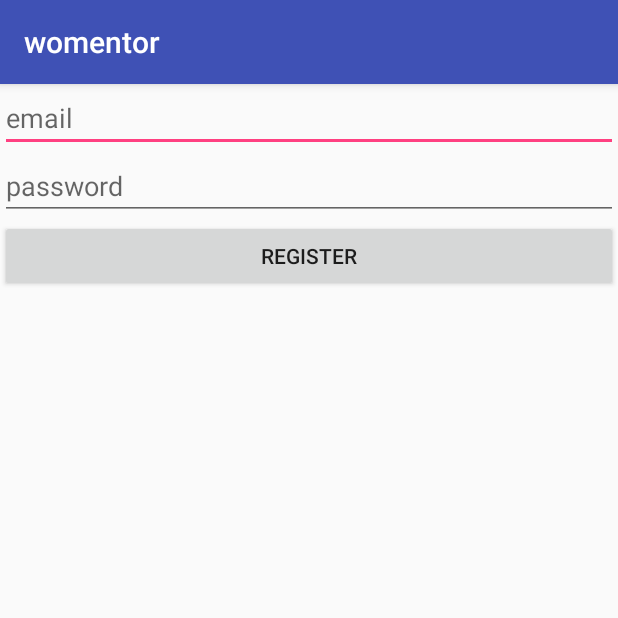
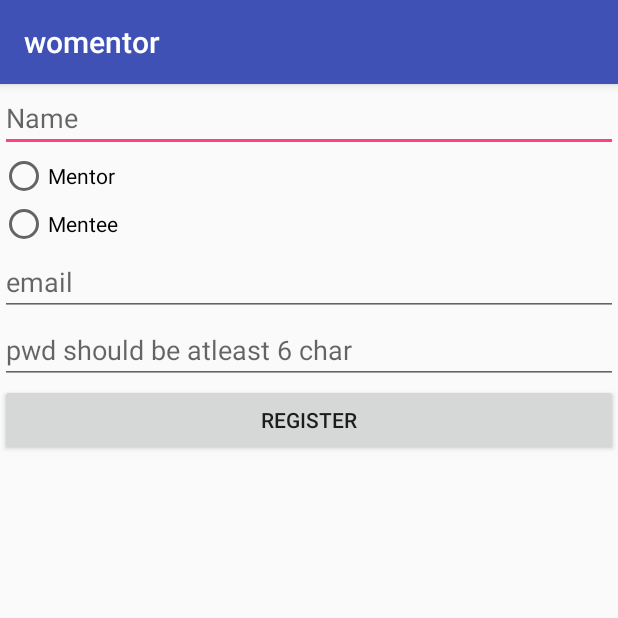
Before and after one commit to pavankm/Womentor, an Android app: the RegistrationActivity screen opened directly, with no data from a screen before it, after a tap on "REGISTER", on a phone screen of 412 x 824 dp, the top half of it. Run offline under Robolectric (Android 15) with nearby library versions, the phone set to English and light mode, and no system bars; our stand-ins replace Firebase (no records; nobody signed in at launch, a user with empty details on screens opened directly); 2 statements that could not run were skipped.

Commit message:
connect account to DB

```diff
--- a/app/src/main/java/me/ancyphilip/womentor/RegistrationActivity.java
+++ b/app/src/main/java/me/ancyphilip/womentor/RegistrationActivity.java
@@ -1,12 +1,15 @@
 package me.ancyphilip.womentor;
 
 import android.content.Intent;
+import android.provider.MediaStore;
 import android.support.annotation.NonNull;
 import android.support.v7.app.AppCompatActivity;
 import android.os.Bundle;
 import android.view.View;
 import android.widget.Button;
 import android.widget.EditText;
+import android.widget.RadioButton;
+import android.widget.RadioGroup;
 import android.widget.Toast;
 
 import com.google.android.gms.tasks.OnCompleteListener;
@@ -14,11 +17,14 @@ import com.google.android.gms.tasks.Task;
 import com.google.firebase.auth.AuthResult;
 import com.google.firebase.auth.FirebaseAuth;
 import com.google.firebase.auth.FirebaseUser;
+import com.google.firebase.database.DatabaseReference;
+import com.google.firebase.database.FirebaseDatabase;
 
 public class RegistrationActivity extends AppCompatActivity {
 
     private Button mRegister;
-    private EditText mEmail, mPassword;
+    private EditText mEmail, mPassword, mName;
+    private RadioGroup mRadioGroup;
     private FirebaseAuth mAuth;
     private FirebaseAuth.AuthStateListener firebaseAuthStateListener;
 
@@ -43,14 +49,26 @@ public class RegistrationActivity extends AppCompatActivity {
         };
 
         mRegister = (Button) findViewById(R.id.register);
+        mName =(EditText) findViewById(R.id.name) ;
         mEmail = (EditText) findViewById(R.id.email);
         mPassword = (EditText) findViewById(R.id.password);
+        mRadioGroup =(RadioGroup)findViewById(R.id.radioGroup) ;
         mRegister.setOnClickListener(new View.OnClickListener() {
             @Override
             public void onClick(View view) {
 
+
+                int  selectId = mRadioGroup.getCheckedRadioButtonId();
+                final RadioButton radioButton = (RadioButton) findViewById(selectId);
+
+                if(radioButton.getText()== null) {
+                    return;
+                }
+
                 final String email = mEmail.getText().toString();
                 final String password = mPassword.getText().toString();
+                final String name = mName.getText().toString();
+
 
                 mAuth.createUserWithEmailAndPassword(email, password).addOnCompleteListener(RegistrationActivity.this, new OnCompleteListener<AuthResult>() {
                     @Override
@@ -58,6 +76,11 @@ public class RegistrationActivity extends AppCompatActivity {
 
                         if(!task.isSuccessful()) {
                             Toast.makeText(RegistrationActivity.this, "sign up error",Toast.LENGTH_LONG).show();
+                        }
+                        else {
+                            String userId = mAuth.getCurrentUser().getUid();
+                            DatabaseReference currentUserDb = FirebaseDatabase.getInstance().getReference().child("Users").child(radioButton.getText().toString()).child(userId).child("name");
+                            currentUserDb.setValue(name);
                         }
 
                     }
--- a/app/src/main/res/layout/activity_registration.xml
+++ b/app/src/main/res/layout/activity_registration.xml
@@ -9,13 +9,32 @@
     <EditText
         android:layout_width="match_parent"
         android:layout_height="wrap_content"
+        android:hint="Name"
+        android:id ="@+id/name"/>
+    <RadioGroup
+        android:layout_width="match_parent"
+        android:layout_height="wrap_content"
+        android:id="@+id/radioGroup">
+        <RadioButton
+            android:layout_width="wrap_content"
+            android:layout_height="wrap_content"
+            android:text="Mentor"/>
+        <RadioButton
+            android:layout_width="wrap_content"
+            android:layout_height="wrap_content"
+            android:text="Mentee"/>
+
+    </RadioGroup>
+    <EditText
+        android:layout_width="match_parent"
+        android:layout_height="wrap_content"
         android:hint="email"
         android:id ="@+id/email"/>
 
     <EditText
         android:layout_width="match_parent"
         android:layout_height="wrap_content"
-        android:hint="password"
+        android:hint="pwd should be atleast 6 char"
         android:id ="@+id/password"/>
     <Button
         android:layout_width="match_parent"
```
Also changed, not shown: app/src/main/java/me/ancyphilip/womentor/MainActivity.java (+0 -33 lines).
